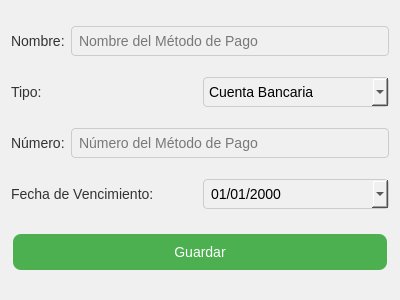
The window that ui/AddPaymentMethod.ui (JoseManuelLuque/BillGuard) describes before a commit, drawn with Qt 5.
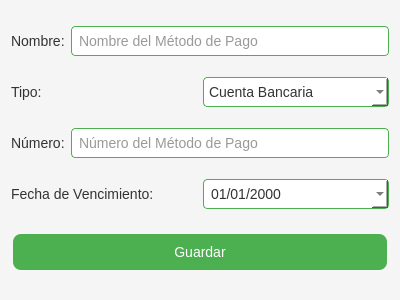
The same window after the commit.

Commit message: Hoja de estilos

The edit to the form file:
```diff
--- a/ui/AddPaymentMethod.ui
+++ b/ui/AddPaymentMethod.ui
@@ -14,15 +14,18 @@
    <string>Agregar Método de Pago</string>
   </property>
   <property name="styleSheet">
-   <string notr="true">QWidget {
-    background-color: #f0f0f0;
+   <string notr="true">/* Estilo general del fondo */
+QWidget {
+    background-color: #F5F5F5; /* Fondo claro */
+    color: #333333; /* Texto en gris oscuro */
     font-family: Arial, sans-serif;
     font-size: 14px;
 }
 
+/* Estilo de los botones */
 QPushButton {
-    background-color: #4CAF50;
-    color: white;
+    background-color: #4CAF50; /* Verde oscuro */
+    color: #FFFFFF; /* Texto en blanco */
     border: none;
     padding: 10px 20px;
     text-align: center;
@@ -36,21 +39,49 @@
     background-color: #45a049;
 }
 
+QPushButton:pressed {
+    background-color: #388E3C; /* Verde más oscuro al presionar */
+}
+
+/* Estilo de los labels */
 QLabel {
-    color: #333;
+    color: #333333; /* Texto en gris oscuro */
     font-size: 14px;
 }
 
+/* Estilo de los campos de entrada */
 QLineEdit, QDateEdit, QComboBox {
     padding: 5px;
-    border: 1px solid #ccc;
+    border: 1px solid #4CAF50; /* Borde verde oscuro */
     border-radius: 4px;
+    background-color: #FFFFFF; /* Fondo blanco */
+    color: #333333; /* Texto en gris oscuro */
 }
 
-QListWidget {
-    border: 1px solid #ccc;
+QLineEdit:focus, QDateEdit:focus, QComboBox:focus {
+    border: 1px solid #45a049; /* Borde verde más claro al enfocar */
+}
+
+/* Estilo de las tablas */
+QTableWidget, QListWidget {
+    border: 1px solid #4CAF50; /* Borde verde oscuro */
     border-radius: 4px;
+    background-color: #FFFFFF; /* Fondo blanco */
+    color: #333333; /* Texto en gris oscuro */
     padding: 5px;
+}
+
+QHeaderView::section {
+    background-color: #4CAF50; /* Fondo verde oscuro */
+    color: #FFFFFF; /* Texto en blanco */
+    padding: 4px;
+    border: 1px solid #3E3E3E; /* Borde oscuro */
+}
+
+/* Estilo de los elementos seleccionados en las tablas */
+QTableWidget::item:selected, QListWidget::item:selected {
+    background-color: #45a049; /* Fondo verde más claro */
+    color: #FFFFFF; /* Texto en blanco */
 }</string>
   </property>
   <layout class="QVBoxLayout" name="verticalLayout">
```
Left out of the diff: 2 changed lines with no effect on the pictures. The commit also changes 15 other files.
